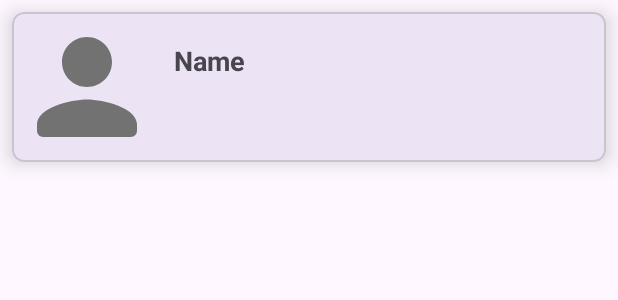
After one commit to markotok99/GitHub-App, an Android app: the layout item.xml on its own in the app's theme, with its tools: preview values and no code run, on a phone screen of 412 x 824 dp. The commit adds this screen. Shown: the top 300 px of the screen. Run offline under Robolectric (Android 15) with nearby library versions, the phone set to English and light mode, and no system bars.

Commit message:
configuration dependency, create user model adn item layout

```diff
--- a/app/src/main/AndroidManifest.xml
+++ b/app/src/main/AndroidManifest.xml
@@ -13,7 +13,7 @@
         android:theme="@style/Theme.GitHub"
         tools:targetApi="31">
         <activity
-            android:name=".MainActivity"
+            android:name=".ui.home.HomeActivity"
             android:exported="true">
             <intent-filter>
                 <action android:name="android.intent.action.MAIN" />
--- /dev/null
+++ b/app/src/main/res/drawable/person_24.xml
@@ -0,0 +1,5 @@
+<vector android:height="24dp" android:tint="#727272"
+    android:viewportHeight="24" android:viewportWidth="24"
+    android:width="24dp" xmlns:android="http://schemas.android.com/apk/res/android">
+    <path android:fillColor="@android:color/white" android:pathData="M12,12c2.21,0 4,-1.79 4,-4s-1.79,-4 -4,-4 -4,1.79 -4,4 1.79,4 4,4zM12,14c-2.67,0 -8,1.34 -8,4v1c0,0.55 0.45,1 1,1h14c0.55,0 1,-0.45 1,-1v-1c0,-2.66 -5.33,-4 -8,-4z"/>
+</vector>
--- /dev/null
+++ b/app/src/main/res/layout/item.xml
@@ -0,0 +1,37 @@
+<?xml version="1.0" encoding="utf-8"?>
+<com.google.android.material.card.MaterialCardView xmlns:android="http://schemas.android.com/apk/res/android"
+    android:layout_width="match_parent"
+    android:layout_height="wrap_content"
+    xmlns:app="http://schemas.android.com/apk/res-auto"
+    android:layout_margin="8dp"
+    app:cardCornerRadius="8dp"
+    app:cardElevation="8dp">
+
+    <androidx.constraintlayout.widget.ConstraintLayout
+        android:layout_width="match_parent"
+        android:layout_height="match_parent">
+
+        <ImageView
+            android:id="@+id/image_view_person"
+            android:layout_width="100dp"
+            android:layout_height="100dp"
+            android:src="@drawable/person_24"
+            app:layout_constraintStart_toStartOf="parent"
+            app:layout_constraintTop_toTopOf="parent" />
+
+        <TextView
+            android:id="@+id/tv_name"
+            android:layout_width="wrap_content"
+            android:layout_height="wrap_content"
+            android:layout_marginTop="20dp"
+            android:text="Name"
+            android:textSize="18sp"
+            android:textStyle="bold"
+            android:layout_marginStart="8dp"
+            app:layout_constraintStart_toEndOf="@+id/image_view_person"
+            app:layout_constraintTop_toTopOf="@+id/image_view_person" />
+
+
+    </androidx.constraintlayout.widget.ConstraintLayout>
+
+</com.google.android.material.card.MaterialCardView>
--- a/build.gradle.kts
+++ b/build.gradle.kts
@@ -1,5 +1,6 @@
 // Top-level build file where you can add configuration options common to all sub-projects/modules.
 plugins {
     id("com.android.application") version "8.2.2" apply false
-    id("org.jetbrains.kotlin.android") version "1.9.22" apply false
+    id("org.jetbrains.kotlin.android") version "1.9.21" apply false
+    id("com.google.devtools.ksp") version "1.9.21-1.0.15" apply false
 }
```
Also changed, not shown: app/build.gradle.kts (+43 -0 lines), app/src/main/java/com/aryanto/github/data/model/Item.kt (added, +7 -0 lines), app/src/main/java/com/aryanto/github/data/model/ItemDetail.kt (added, +12 -0 lines), app/src/main/java/com/aryanto/github/data/remote/reponse/ResponseApi.kt (added, +7 -0 lines), app/src/main/java/com/aryanto/github/ui/home/HomeActivity.kt (renamed from app/src/main/java/com/aryanto/github/MainActivity.kt, +4 -3 lines), app/src/main/res/layout/activity_home.xml (renamed from app/src/main/res/layout/activity_main.xml, +6 -9 lines).
